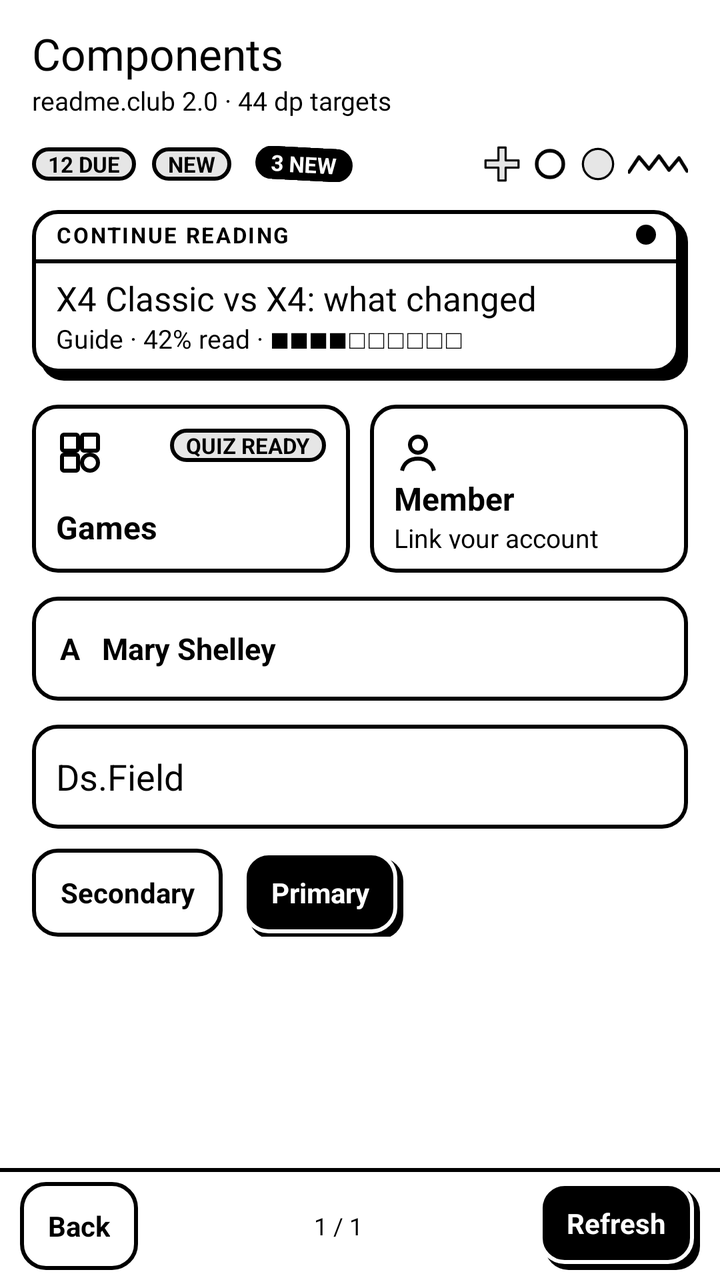
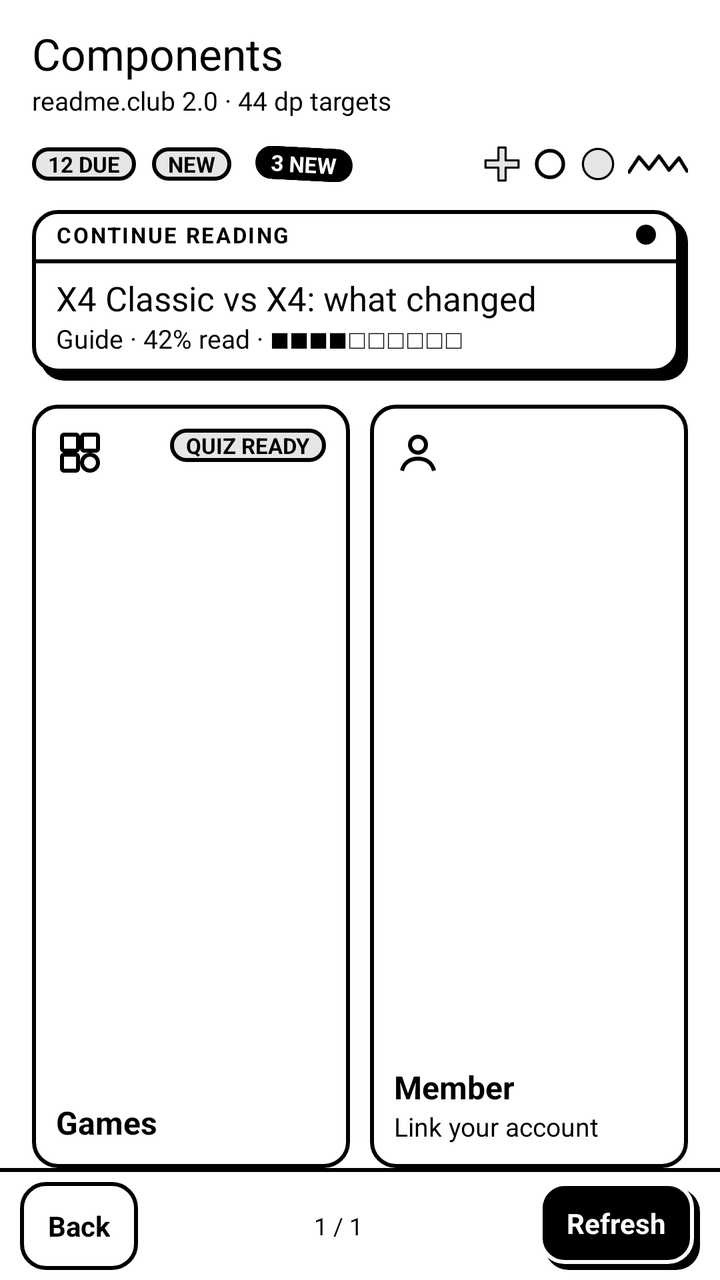

Before-and-after screenshots of an Android layout around one commit, followed by the original layout XML and the change that was made.
<!-- AndroidManifest.xml: application theme AppTheme -->
<!-- res/layout/ds_components.xml -->
<?xml version="1.0" encoding="utf-8"?>
<FrameLayout xmlns:android="http://schemas.android.com/apk/res/android"
    android:layout_width="match_parent"
    android:layout_height="match_parent"
    android:background="@color/ds_paper">

    <LinearLayout
        android:layout_width="match_parent"
        android:layout_height="match_parent"
        android:orientation="vertical">

        <LinearLayout
            android:layout_width="match_parent"
            android:layout_height="0dp"
            android:layout_weight="1"
            android:orientation="vertical"
            android:paddingLeft="@dimen/ds_gutter"
            android:paddingTop="12dp"
            android:paddingRight="@dimen/ds_gutter">

            <TextView style="@style/Ds.Title" android:text="Components" />

            <TextView style="@style/Ds.Mono" android:text="readme.club 2.0 · 44 dp targets" />

            <LinearLayout
                android:layout_width="match_parent"
                android:layout_height="wrap_content"
                android:layout_marginTop="14dp"
                android:gravity="center_vertical"
                android:orientation="horizontal">

                <TextView style="@style/Ds.Pill" android:text="12 due" />

                <TextView style="@style/Ds.Pill" android:layout_marginLeft="8dp" android:text="New" />

                <TextView style="@style/Ds.Sticker" android:layout_marginLeft="12dp" android:text="3 new" />

                <View android:layout_width="0dp" android:layout_height="0dp" android:layout_weight="1" />

                
                <ImageView android:layout_width="18dp" android:layout_height="18dp" android:importantForAccessibility="no" android:src="@drawable/ds_deco_plus" />

                <ImageView android:layout_width="18dp" android:layout_height="18dp" android:layout_marginLeft="6dp" android:importantForAccessibility="no" android:src="@drawable/ds_deco_ring" />

                <ImageView android:layout_width="18dp" android:layout_height="18dp" android:layout_marginLeft="6dp" android:importantForAccessibility="no" android:src="@drawable/ds_deco_circle" />

                <ImageView android:layout_width="30dp" android:layout_height="10dp" android:layout_marginLeft="6dp" android:importantForAccessibility="no" android:src="@drawable/ds_deco_zigzag" />
            </LinearLayout>

            
            <LinearLayout
                android:layout_width="match_parent"
                android:layout_height="wrap_content"
                android:layout_marginTop="14dp"
                android:background="@drawable/ds_card"
                android:clickable="true"
                android:focusable="true"
                android:orientation="vertical"
                android:paddingRight="4dp"
                android:paddingBottom="4dp">

                <LinearLayout
                    android:layout_width="match_parent"
                    android:layout_height="wrap_content"
                    android:gravity="center_vertical"
                    android:orientation="horizontal"
                    android:paddingLeft="12dp"
                    android:paddingTop="5dp"
                    android:paddingRight="12dp"
                    android:paddingBottom="5dp">

                    <TextView style="@style/Ds.Label" android:layout_width="0dp" android:layout_weight="1"
                        android:duplicateParentState="true" android:textColor="@color/ds_on_button" android:text="Continue reading" />

                    <View android:layout_width="10dp" android:layout_height="10dp" android:background="@drawable/ds_dot" />
                </LinearLayout>

                <View style="@style/Divider" />

                <LinearLayout
                    android:layout_width="match_parent"
                    android:layout_height="wrap_content"
                    android:orientation="vertical"
                    android:paddingLeft="12dp"
                    android:paddingTop="6dp"
                    android:paddingRight="12dp"
                    android:paddingBottom="8dp">

                    <TextView style="@style/Ds.Title" android:duplicateParentState="true" android:textColor="@color/ds_on_button"
                        android:textSize="17sp" android:text="X4 Classic vs X4: what changed" />

                    <TextView style="@style/Ds.Mono" android:duplicateParentState="true" android:textColor="@color/ds_on_button"
                        android:text="Guide · 42% read · ■■■■□□□□□□" />
                </LinearLayout>
            </LinearLayout>

            <LinearLayout
                android:layout_width="match_parent"
                android:layout_height="wrap_content"
                android:layout_marginTop="12dp"
                android:orientation="horizontal">

                <LinearLayout
                    style="@style/Ds.Tile"
                    android:layout_width="0dp"
                    android:layout_height="84dp"
                    android:layout_weight="1"
                    android:orientation="vertical">

                    <LinearLayout
                        android:layout_width="match_parent"
                        android:layout_height="wrap_content"
                        android:orientation="horizontal">

                        <ImageView android:layout_width="24dp" android:layout_height="24dp" android:duplicateParentState="true"
                            android:importantForAccessibility="no" android:src="@drawable/ds_icon_games" android:tint="@color/ds_on_button" />

                        <View android:layout_width="0dp" android:layout_height="0dp" android:layout_weight="1" />

                        <TextView style="@style/Ds.Pill" android:text="Quiz ready" />
                    </LinearLayout>

                    <View android:layout_width="0dp" android:layout_height="0dp" android:layout_weight="1" />

                    <TextView style="@style/Ds.Text" android:textStyle="bold" android:duplicateParentState="true"
                        android:textColor="@color/ds_on_button" android:text="Games" />
                </LinearLayout>

                <LinearLayout
                    style="@style/Ds.Tile"
                    android:layout_width="0dp"
                    android:layout_height="84dp"
                    android:layout_marginLeft="10dp"
                    android:layout_weight="1"
                    android:orientation="vertical">

                    <ImageView android:layout_width="24dp" android:layout_height="24dp" android:duplicateParentState="true"
                        android:importantForAccessibility="no" android:src="@drawable/ds_icon_member" android:tint="@color/ds_on_button" />

                    <View android:layout_width="0dp" android:layout_height="0dp" android:layout_weight="1" />

                    <TextView style="@style/Ds.Text" android:textStyle="bold" android:duplicateParentState="true"
                        android:textColor="@color/ds_on_button" android:text="Member" />

                    <TextView style="@style/Ds.Text" android:duplicateParentState="true" android:textSize="13sp"
                        android:textColor="@color/ds_on_button" android:text="Link your account" />
                </LinearLayout>
            </LinearLayout>

            <TextView style="@style/Ds.Choice" android:layout_marginTop="12dp" android:text="A   Mary Shelley" />

            <EditText style="@style/Ds.Field" android:layout_marginTop="12dp" android:hint="Ds.Field" android:inputType="text" />

            <LinearLayout
                android:layout_width="match_parent"
                android:layout_height="wrap_content"
                android:layout_marginTop="10dp"
                android:orientation="horizontal">

                <TextView style="@style/Ds.Button" android:text="Secondary" />

                <TextView style="@style/Ds.Button.Primary" android:layout_marginLeft="10dp" android:text="Primary" />
            </LinearLayout>

        </LinearLayout>

        <LinearLayout style="@style/Ds.Bar">

            <TextView android:id="@+id/back" style="@style/Ds.Button" android:text="@string/back" />

            <TextView style="@style/Ds.BarStatus" android:text="1 / 1" />

            <TextView android:id="@+id/refresh" style="@style/Ds.Button.Primary" android:text="Refresh" />
        </LinearLayout>
    </LinearLayout>

    <View
        android:id="@+id/flash"
        android:layout_width="match_parent"
        android:layout_height="match_parent"
        android:visibility="gone" />
</FrameLayout>
<!-- resources referenced by this layout -->
<resources>
  <color name="ds_paper">#FFFFFF</color>
  <dimen name="ds_gutter">16dp</dimen>
  <!-- drawable ds_dot (drawable) -->
  <?xml version="1.0" encoding="utf-8"?>
  <shape xmlns:android="http://schemas.android.com/apk/res/android" android:shape="oval">
      <solid android:color="@color/ds_ink" />
      <stroke android:width="@dimen/ds_border" android:color="@color/ds_ink" />
  </shape>
  <string name="back">Back</string>
  <style name="Divider">
          <item name="android:layout_width">match_parent</item>
          <item name="android:layout_height">@dimen/ds_border</item>
          <item name="android:background">@color/ds_ink</item>
      </style>
  <style name="Ds.BarStatus" parent="Ds.Mono">
          <item name="android:layout_width">0dp</item>
          <item name="android:layout_weight">1</item>
          <item name="android:gravity">center</item>
          <item name="android:textSize">12sp</item>
      </style>
  <style name="Ds.Button.Primary">
          
          <item name="android:paddingRight">17dp</item>
          <item name="android:paddingBottom">3dp</item>
          <item name="android:textColor">@color/ds_paper</item>
          <item name="android:background">@drawable/ds_button_primary</item>
      </style>
  <style name="Ds.Choice" parent="Ds.Button">
          <item name="android:layout_width">match_parent</item>
          <item name="android:layout_height">@dimen/ds_choice</item>
          <item name="android:gravity">center_vertical</item>
          <item name="android:textSize">15sp</item>
      </style>
  <style name="Ds.Sticker" parent="Ds.Pill">
          <item name="android:background">@drawable/ds_sticker</item>
          <item name="android:textColor">@color/ds_paper</item>
          <item name="android:rotation">3</item>
      </style>
  <style name="Ds.Text">
          <item name="android:layout_width">match_parent</item>
          <item name="android:layout_height">wrap_content</item>
          <item name="android:textSize">16sp</item>
          <item name="android:lineSpacingMultiplier">1.2</item>
          <item name="android:textColor">@color/ds_ink</item>
      </style>
  <style name="Ds.Tile">
          <item name="android:background">@drawable/ds_button</item>
          <item name="android:padding">12dp</item>
          <item name="android:clickable">true</item>
          <item name="android:focusable">true</item>
      </style>
  <!-- drawable ds_shape_ink (drawable) -->
  <?xml version="1.0" encoding="utf-8"?>
  <shape xmlns:android="http://schemas.android.com/apk/res/android">
      <solid android:color="@color/ds_ink" />
      <corners android:radius="@dimen/ds_radius" />
  </shape>
  <dimen name="ds_border">2dp</dimen>
  <color name="ds_ink">#000000</color>
  <dimen name="ds_radius">12dp</dimen>
  <color name="ds_soft">#E6E6E6</color>
  <dimen name="ds_bar">56dp</dimen>
  <!-- drawable ds_bar (drawable) -->
  <?xml version="1.0" encoding="utf-8"?>
  <layer-list xmlns:android="http://schemas.android.com/apk/res/android">
      <item><shape><solid android:color="@color/ds_ink" /></shape></item>
      <item android:top="@dimen/ds_border"><shape><solid android:color="@color/ds_paper" /></shape></item>
  </layer-list>
  <dimen name="ds_touch">44dp</dimen>
  <dimen name="ds_choice">52dp</dimen>
  <!-- drawable ds_pill (drawable) -->
  <?xml version="1.0" encoding="utf-8"?>
  <shape xmlns:android="http://schemas.android.com/apk/res/android">
      <solid android:color="@color/ds_soft" />
      <stroke android:width="@dimen/ds_border" android:color="@color/ds_ink" />
      <corners android:radius="999dp" />
  </shape>
  <!-- drawable ds_sticker (drawable) -->
  <?xml version="1.0" encoding="utf-8"?>
  <shape xmlns:android="http://schemas.android.com/apk/res/android">
      <solid android:color="@color/ds_ink" />
      <stroke android:width="@dimen/ds_border" android:color="@color/ds_ink" />
      <corners android:radius="999dp" />
  </shape>
  <!-- unchanged entries left out for length: 17 -->
</resources>

<!-- the commit's change to res/layout/ds_components.xml (unified diff, before → after) -->
@@ -98,12 +98,15 @@
                 android:layout_width="match_parent"
                 android:layout_height="wrap_content"
                 android:layout_marginTop="12dp"
+                android:baselineAligned="false"
+                android:minHeight="84dp"
                 android:orientation="horizontal">
 
+                
                 <LinearLayout
                     style="@style/Ds.Tile"
                     android:layout_width="0dp"
-                    android:layout_height="84dp"
+                    android:layout_height="match_parent"
                     android:layout_weight="1"
                     android:orientation="vertical">
 
@@ -129,7 +132,7 @@
                 <LinearLayout
                     style="@style/Ds.Tile"
                     android:layout_width="0dp"
-                    android:layout_height="84dp"
+                    android:layout_height="match_parent"
                     android:layout_marginLeft="10dp"
                     android:layout_weight="1"
                     android:orientation="vertical">
